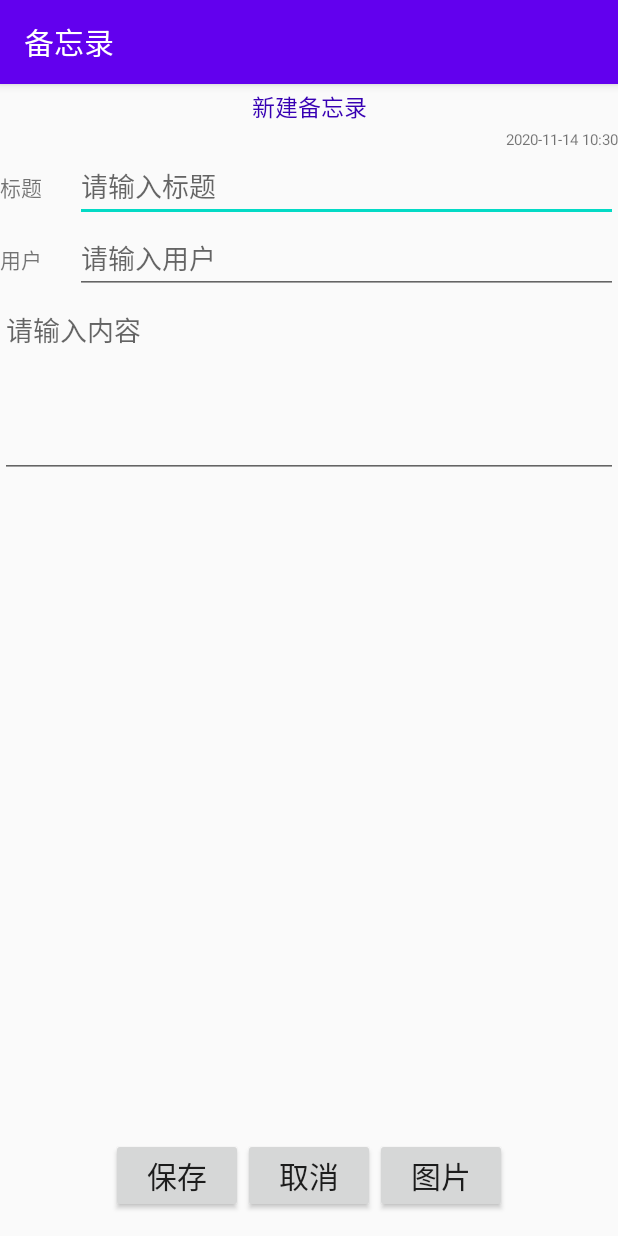
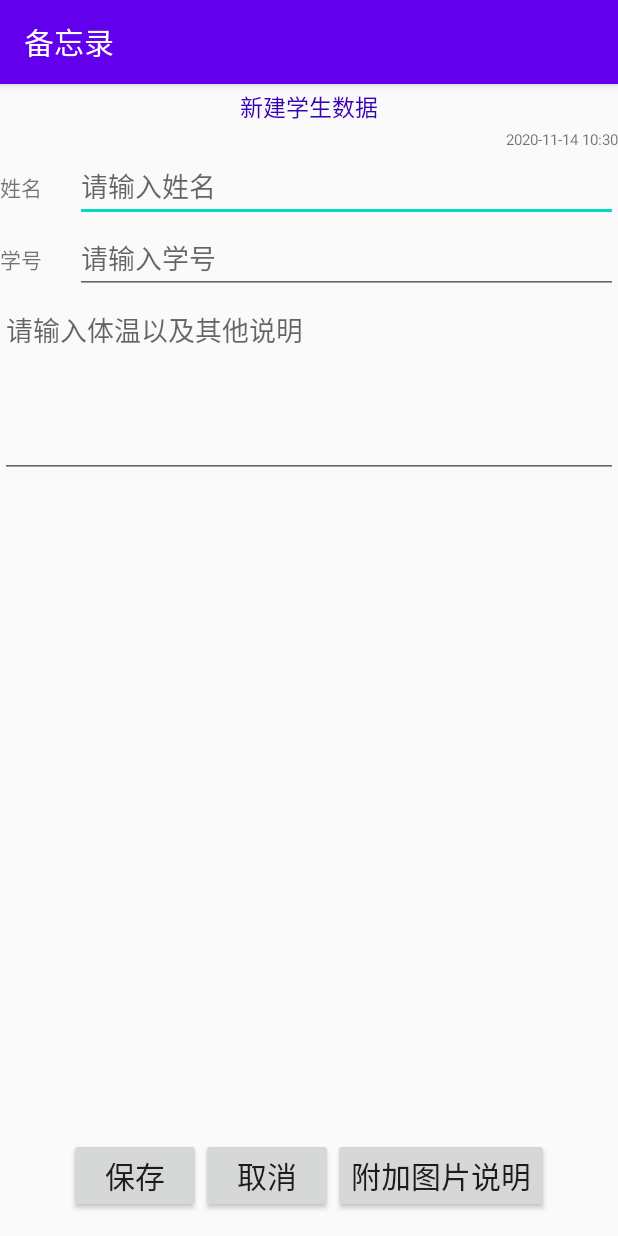
Before and after one commit to noriakimaniac/android_4th, an Android app: the EditActivity screen opened directly, with no data from a screen before it, on a phone screen of 412 x 824 dp. Run offline under Robolectric (Android 15) with nearby library versions, the phone set to English and light mode, and no system bars.

Commit message:
加功能

```diff
--- a/app/src/main/res/layout/activity_edit.xml
+++ b/app/src/main/res/layout/activity_edit.xml
@@ -16,7 +16,7 @@
             android:textColor="@color/colorPrimaryDark"
             android:textSize="15sp"
             android:gravity="center"
-            android:text="新建备忘录"
+            android:text="新建学生数据"
             />
 
 
@@ -36,7 +36,7 @@
         <TextView
             android:layout_width="50dp"
             android:layout_height="wrap_content"
-            android:text="标题"
+            android:text="姓名"
             />
 
         <EditText
@@ -44,7 +44,7 @@
             android:layout_width="match_parent"
             android:layout_height="wrap_content"
             android:ems="10"
-            android:hint="请输入标题">
+            android:hint="请输入姓名">
             <requestFocus />
         </EditText>
     </LinearLayout>
@@ -57,14 +57,14 @@
         <TextView
             android:layout_width="50dp"
             android:layout_height="wrap_content"
-            android:text="用户"
+            android:text="学号"
             />
         <EditText
             android:id="@+id/et_user"
             android:layout_width="match_parent"
             android:layout_height="wrap_content"
             android:ems="10"
-            android:hint="请输入用户">
+            android:hint="请输入学号">
         </EditText>
     </LinearLayout>
 
@@ -73,7 +73,7 @@
         android:layout_width="match_parent"
         android:layout_height="match_parent"
         android:layout_weight="2"
-        android:hint="请输入内容"
+        android:hint="请输入体温以及其他说明"
         android:gravity="left"/>
     <ImageView
         android:id="@+id/et_picture"
@@ -110,7 +110,7 @@
             android:layout_height="wrap_content"
             android:layout_gravity="center"
             android:layout_marginBottom="10dp"
-            android:text="图片"
+            android:text="附加图片说明"
             android:textSize="20sp"/>
 
     </LinearLayout>
--- a/app/src/main/res/layout/activity_main.xml
+++ b/app/src/main/res/layout/activity_main.xml
@@ -27,6 +27,6 @@
         android:gravity="center"
         android:layout_marginBottom="10dp"
         android:textSize="20sp"
-        android:text="添加笔记"/>
+        android:text="添加学生身体数据"/>
 
 </LinearLayout>
--- a/app/src/main/res/layout/activity_show.xml
+++ b/app/src/main/res/layout/activity_show.xml
@@ -16,7 +16,7 @@
             android:textColor="@color/colorPrimaryDark"
             android:textSize="15sp"
             android:gravity="center"
-            android:text="修改备忘录"
+            android:text="修改数据"
             />
 
     </LinearLayout>
@@ -56,14 +56,14 @@
         <TextView
             android:layout_width="50dp"
             android:layout_height="wrap_content"
-            android:text="用户"
+            android:text="学号"
             />
         <EditText
             android:id="@+id/show_user"
             android:layout_width="match_parent"
             android:layout_height="wrap_content"
             android:ems="10"
-            android:hint="用户">
+            android:hint="学号">
         </EditText>
     </LinearLayout>
 
```
Also changed, not shown: app/src/main/java/com/example/memo/EditActivity.java (+11 -11 lines).
